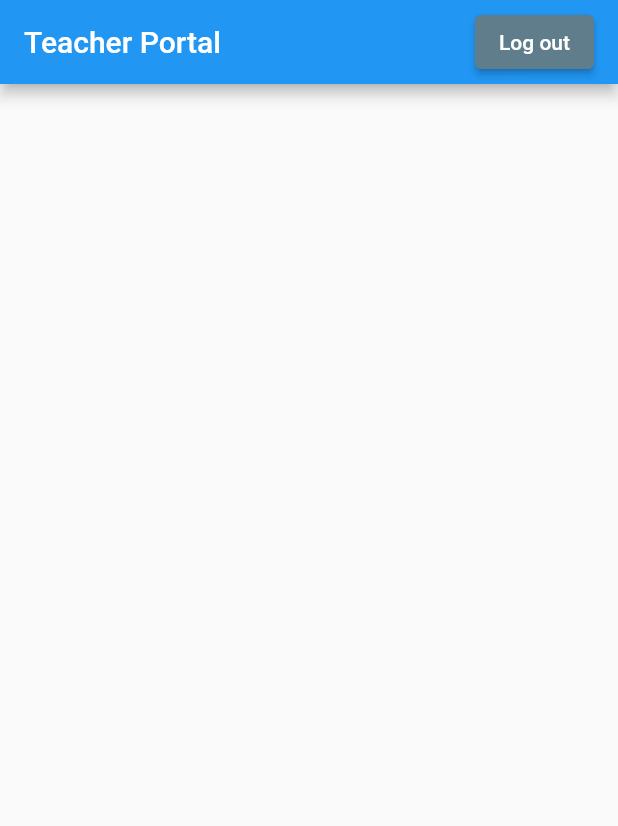
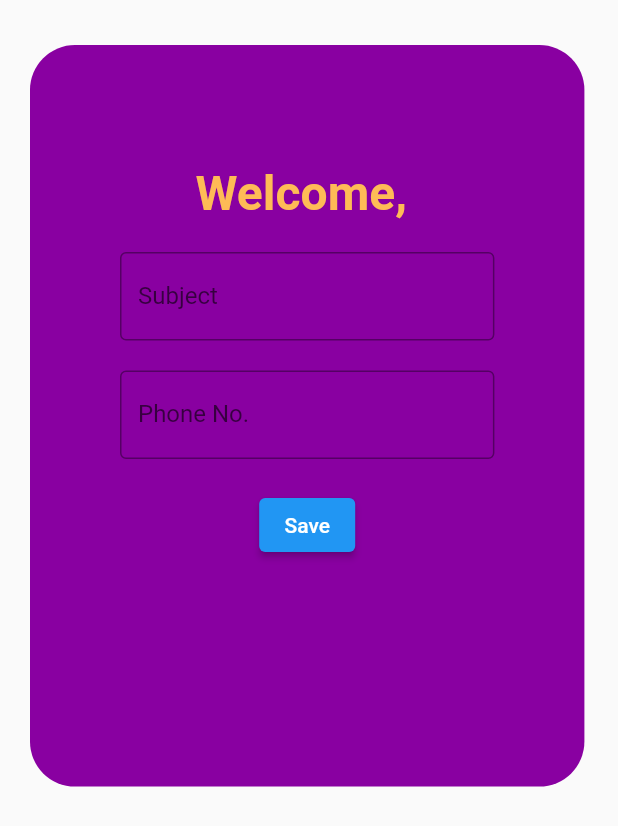
Before and after one commit to Kamalkvaishnav/Quizzi-App-, a Flutter app: the screen it shows once a user with an empty profile is signed in, on a phone screen of 412 x 824 dp. Shown: the top 826 px of the screen. Run offline on Flutter 3.47's test engine with Material 2 defaults, Android fonts, the phone set to English and light mode, and no system bars; our stand-ins replace cloud_firestore, firebase_auth, firebase_core; accounts and stored records are empty; network calls fail.

Commit message:
Added teacher info

```diff
--- a/quizzapp/lib/DataBase/databadeManager.dart
+++ b/quizzapp/lib/DataBase/databadeManager.dart
@@ -4,13 +4,17 @@ class DatabaseManager {
   final CollectionReference teacherList =
       FirebaseFirestore.instance.collection('Teachers');
 
-  Future<void> createTeacher(String email, String uId) async {
+  Future<void> createTeacher(String email, String uId, String number, String subject) async {
     Map<String, dynamic> map = {
       'Email': email,
       'uID': uId,
+      'Number': number,
+      'Subject': subject
     };
     return await teacherList.doc(uId).set(map);
   }
 
 
+
+
 }
--- a/quizzapp/lib/ScreenUI/LoginUI/signIn.dart
+++ b/quizzapp/lib/ScreenUI/LoginUI/signIn.dart
@@ -28,6 +28,8 @@ class _SignInPageState extends State<SignInPage> {
                     height: 150,
                     child: Image.asset('assets/speedlabsLogo.png')),
               ),
+
+              //
             ),
             const SizedBox(
               height: 10,
--- /dev/null
+++ b/quizzapp/lib/ScreenUI/TeacherUI/teacherInfo.dart
@@ -0,0 +1,100 @@
+import 'package:flutter/material.dart';
+import 'package:quizzapp/ScreenUI/TeacherUI/teacherHomepage.dart';
+
+import '../../DataBase/databadeManager.dart';
+
+class TeacherInfo extends StatefulWidget {
+  String email;
+  String uID;
+
+  TeacherInfo({Key? key, required this.email, required this.uID})
+      : super(key: key);
+
+  @override
+  State<TeacherInfo> createState() => _TeacherInfoState();
+}
+
+class _TeacherInfoState extends State<TeacherInfo> {
+  final TextEditingController subjectController = TextEditingController();
+  final TextEditingController numberController = TextEditingController();
+  @override
+  Widget build(BuildContext context) {
+    return Scaffold(
+      body: SingleChildScrollView(
+        child: Padding(
+          padding: const EdgeInsets.symmetric(horizontal: 20, vertical: 30),
+          child: Container(
+            height: MediaQuery.of(context).size.height * 0.6,
+            decoration: BoxDecoration(
+                color: Color.fromARGB(
+                  255,
+                  137,
+                  0,
+                  161,
+                ),
+                borderRadius: BorderRadius.circular(30)),
+            padding: EdgeInsets.all(20),
+            child: Column(children: [
+              const SizedBox(
+                height: 60,
+              ),
+              Text(
+                "Welcome, ${widget.email}",
+                style: TextStyle(
+                    fontSize: 32.0,
+                    color: Color.fromARGB(255, 254, 187, 86),
+                    fontWeight: FontWeight.bold),
+              ),
+              const SizedBox(
+                height: 20,
+              ),
+              Container(
+                padding: const EdgeInsets.symmetric(horizontal: 40),
+                width: MediaQuery.of(context).size.width * 0.8,
+                child: TextField(
+                  controller: subjectController,
+                  obscureText: true,
+                  decoration: const InputDecoration(
+                      border: OutlineInputBorder(),
+                      labelText: 'Subject',
+                      hintText: 'Choose your department'),
+                ),
+              ),
+              const SizedBox(
+                height: 20,
+              ),
+              Container(
+                padding: const EdgeInsets.symmetric(horizontal: 40),
+                width: MediaQuery.of(context).size.width * 0.8,
+                child: TextField(
+                  controller: numberController,
+                  obscureText: true,
+                  decoration: const InputDecoration(
+                      border: OutlineInputBorder(),
+                      labelText: 'Phone No.',
+                      hintText: 'Add your number'),
+                ),
+              ),
+              const SizedBox(
+                height: 20,
+              ),
+              ElevatedButton(
+                  onPressed: () {
+                    DatabaseManager().createTeacher(
+                        widget.email,
+                        widget.uID,
+                        numberController.text.trim(),
+                        subjectController.text.trim());
+                    Navigator.push(
+                        context,
+                        MaterialPageRoute(
+                            builder: (context) => const TeacherHomePage()));
+                  },
+                  child: const Text('Save'))
+            ]),
+          ),
+        ),
+      ),
+    );
+  }
+}
--- a/quizzapp/lib/main.dart
+++ b/quizzapp/lib/main.dart
@@ -3,6 +3,7 @@ import 'package:firebase_core/firebase_core.dart';
 import 'package:flutter/material.dart';
 import 'package:provider/provider.dart';
 import 'package:quizzapp/ScreenUI/TeacherUI/teacherHomepage.dart';
+import 'package:quizzapp/ScreenUI/TeacherUI/teacherInfo.dart';
 
 import 'Authantication/authantication_service.dart';
 import 'DataBase/databadeManager.dart';
@@ -64,8 +65,8 @@ class _AuthanticationWrapperState extends State<AuthanticationWrapper> {
   Widget build(BuildContext context) {
     final appuser = context.watch<User?>();
     if (appuser != null) {
-      DatabaseManager().createTeacher(appuser.email!, appuser.uid);
-      return const TeacherHomePage();
+
+      return  TeacherInfo(email: appuser.email!, uID: appuser.uid,);
     } else {
       return const SignInPage();
     }
```
